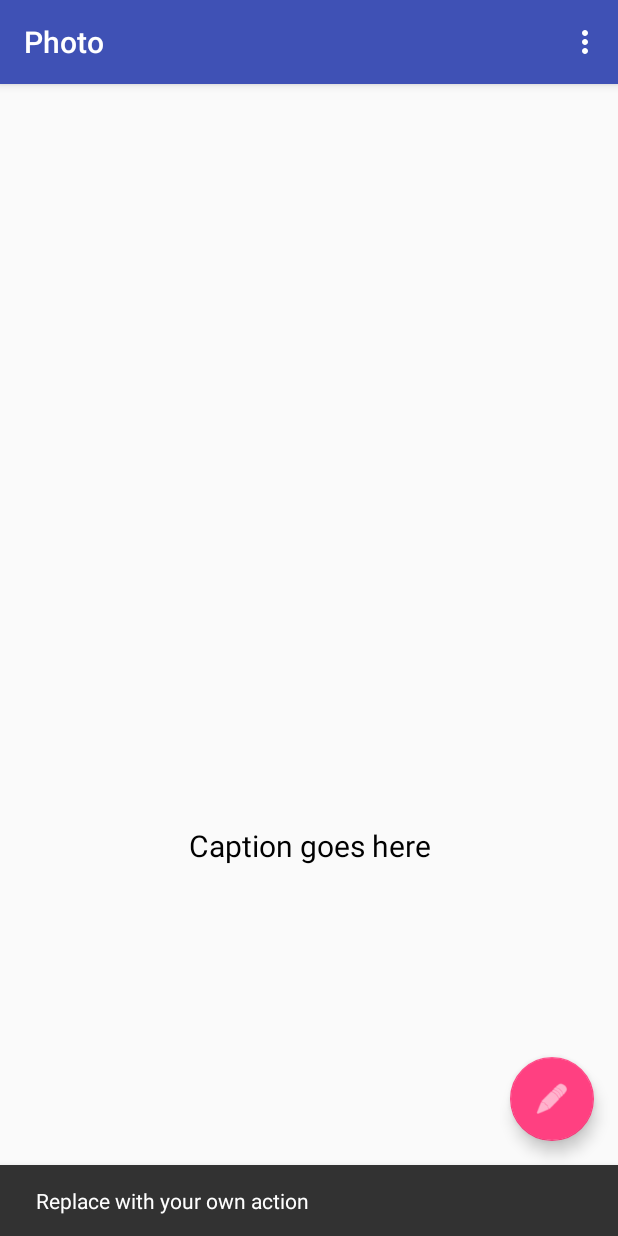
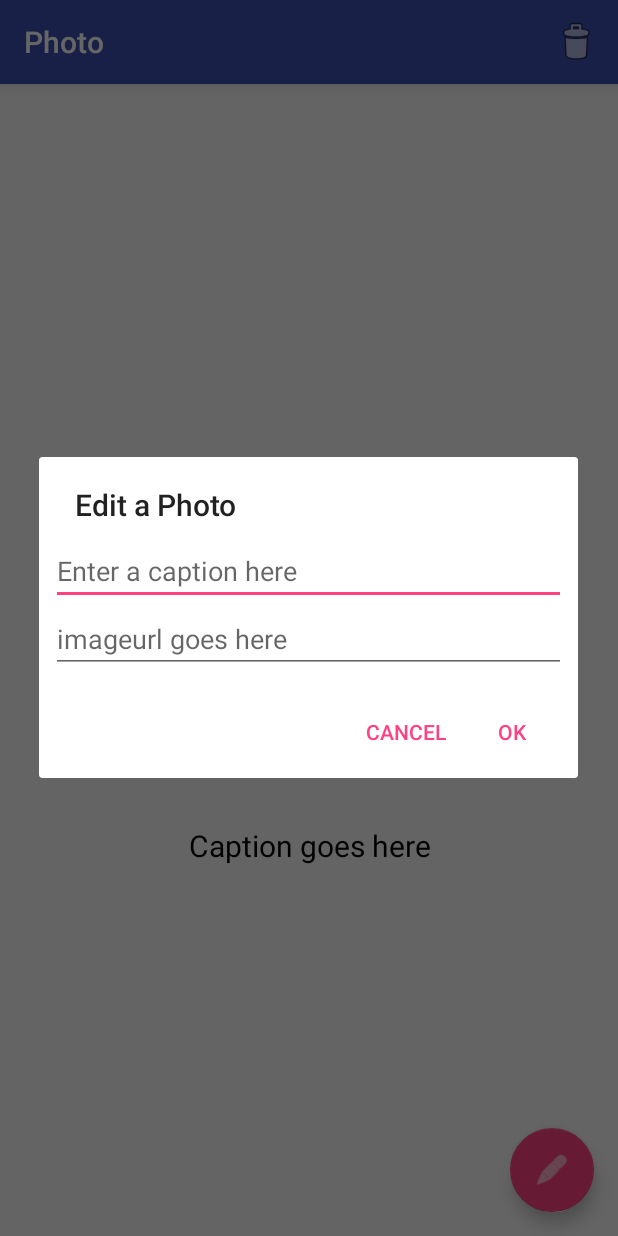
Before and after one commit to Kilkee/PhotoBucket1, an Android app: the PhotoBucketDetailActivity screen opened directly, with no data from a screen before it, after a tap on an icon or button, on a phone screen of 412 x 824 dp. Run offline under Robolectric (Android 15) with nearby library versions, the phone set to English and light mode, and no system bars; our stand-ins replace Firebase (no records; nobody signed in at launch, a user with empty details on screens opened directly); libraries missing offline, so code that uses them is left out: com.koushikdutta.ion; pictures from the network do not load; 2 statements that could not run were skipped.

Commit message:
Added random images and completed app

```diff
--- a/PhotoBucket1/app/src/main/java/com/example/delaney/photobucket1/PhotoBucketAdapter.java
+++ b/PhotoBucket1/app/src/main/java/com/example/delaney/photobucket1/PhotoBucketAdapter.java
@@ -56,7 +56,7 @@ public class PhotoBucketAdapter extends RecyclerView.Adapter<PhotoBucketAdapter.
         String caption = (String)ds.get(Constants.KEY_CAPTION);
         String imageurl = (String)ds.get(Constants.KEY_IMAGEURL);
         photoBucketViewHolder.mCaptionTextView.setText(caption);
-        photoBucketViewHolder.mImageurlTextView.setText(imageurl);
+      //  photoBucketViewHolder.mImageurlTextView.setText(imageurl);   // No need to display the url in the adapter window
 
     }
 
--- a/PhotoBucket1/app/src/main/java/com/example/delaney/photobucket1/PhotoBucketDetailActivity.java
+++ b/PhotoBucket1/app/src/main/java/com/example/delaney/photobucket1/PhotoBucketDetailActivity.java
@@ -1,9 +1,11 @@
 package com.example.delaney.photobucket1;
 
+import android.content.DialogInterface;
 import android.content.Intent;
 import android.os.Bundle;
 import android.support.design.widget.FloatingActionButton;
 import android.support.design.widget.Snackbar;
+import android.support.v7.app.AlertDialog;
 import android.support.v7.app.AppCompatActivity;
 import android.support.v7.widget.Toolbar;
 import android.util.Log;
@@ -19,6 +21,10 @@ import com.google.firebase.firestore.EventListener;
 import com.google.firebase.firestore.FirebaseFirestore;
 import com.google.firebase.firestore.FirebaseFirestoreException;
 import com.koushikdutta.ion.Ion;
+
+import java.util.Date;
+import java.util.HashMap;
+import java.util.Map;
 
 public class PhotoBucketDetailActivity extends AppCompatActivity {
 
@@ -76,10 +82,44 @@ public class PhotoBucketDetailActivity extends AppCompatActivity {
         fab.setOnClickListener(new View.OnClickListener() {
             @Override
             public void onClick(View view) {
-                Snackbar.make(view, "Replace with your own action", Snackbar.LENGTH_LONG)
-                        .setAction("Action", null).show();
+               showEditDialog();
             }
         });
+    }
+
+    private void showEditDialog() {
+
+
+        AlertDialog.Builder builder = new AlertDialog.Builder(this);
+        View view = getLayoutInflater().inflate(R.layout.photobucket_dialog, null, false);
+        builder.setView(view);
+        builder.setTitle("Edit a Photo");
+        final TextView captionEditText = view.findViewById(R.id.dialog_caption_edittext);
+        final TextView imageurlEditText = view.findViewById(R.id.dialog_imageurl_edittext);
+
+        captionEditText.setText((String)mDocSnapshot.get(Constants.KEY_CAPTION));   //You need to populate the textsum (?)
+        imageurlEditText.setText((String)mDocSnapshot.get(Constants.KEY_IMAGEURL));  // When we launch the dialog, it will be populated with the pre-existing code.
+
+
+        builder.setPositiveButton(android.R.string.ok, new DialogInterface.OnClickListener() {
+            @Override
+            public void onClick(DialogInterface dialogInterface, int i) {
+                Map<String, Object> pb = new HashMap<>();
+                pb.put(Constants.KEY_CAPTION, captionEditText.getText().toString());
+                pb.put(Constants.KEY_IMAGEURL, imageurlEditText.getText().toString());
+                pb.put(Constants.KEY_CREATED, new Date());
+
+                mDocRef.update(pb);
+            }
+
+        });
+
+        builder.setNegativeButton(android.R.string.cancel, null);
+
+
+
+        builder.create().show();
+
     }
 
     @Override
@@ -106,5 +146,4 @@ public class PhotoBucketDetailActivity extends AppCompatActivity {
         return super.onOptionsItemSelected(item);
     }
 
-
 }
--- a/PhotoBucket1/app/src/main/res/layout/photobucket_dialog.xml
+++ b/PhotoBucket1/app/src/main/res/layout/photobucket_dialog.xml
@@ -15,7 +15,7 @@
 
     <EditText
         android:id="@+id/dialog_imageurl_edittext"
-        android:hint="Enter an image url  here"
+        android:hint="imageurl goes here"
         android:layout_width="match_parent"
         android:layout_height="wrap_content" />
 
--- a/PhotoBucket1/app/src/main/res/layout/photobucket_itemview.xml
+++ b/PhotoBucket1/app/src/main/res/layout/photobucket_itemview.xml
@@ -21,10 +21,11 @@
             android:layout_width="match_parent"
             android:layout_height="wrap_content" />
 
+
         <TextView
             android:id="@+id/itemview_imageurl"
             android:gravity="right"
-            android:text="imageurl goes here"
+            android:text=""
             android:layout_width="match_parent"
             android:layout_height="wrap_content" />
 
--- a/PhotoBucket1/app/src/main/res/menu/menu_main.xml
+++ b/PhotoBucket1/app/src/main/res/menu/menu_main.xml
@@ -8,5 +8,5 @@
         android:orderInCategory="100"
         android:title="Delete"
         android:icon="@android:drawable/ic_menu_delete"
-        app:showAsAction="never" />
+        app:showAsAction="always" />
 </menu>
```
Also changed, not shown: PhotoBucket1/app/src/main/java/com/example/delaney/photobucket1/MainActivity.java (+52 -5 lines).
